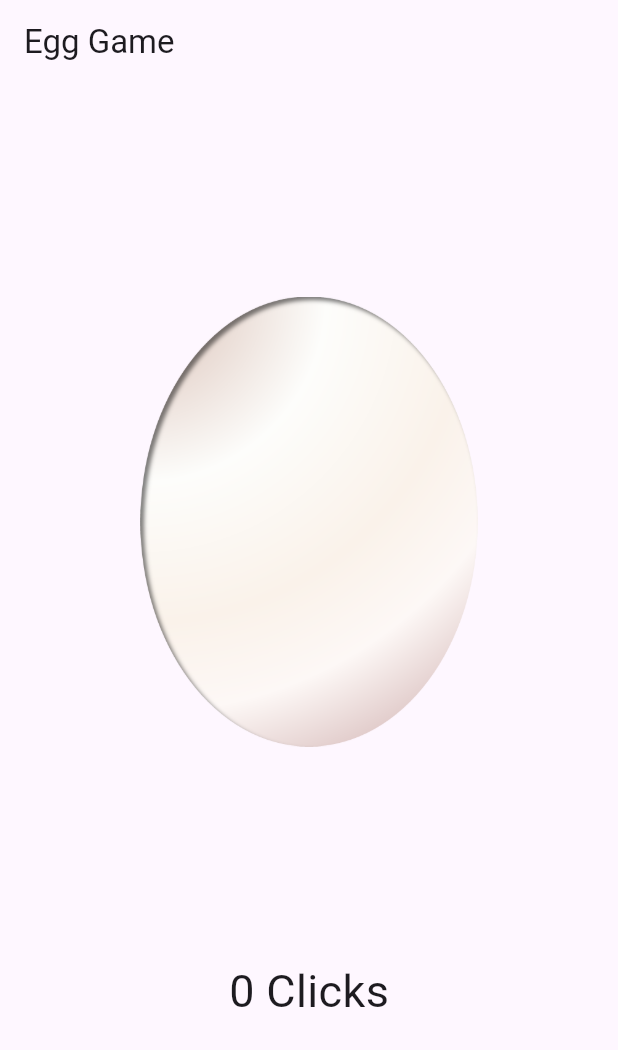
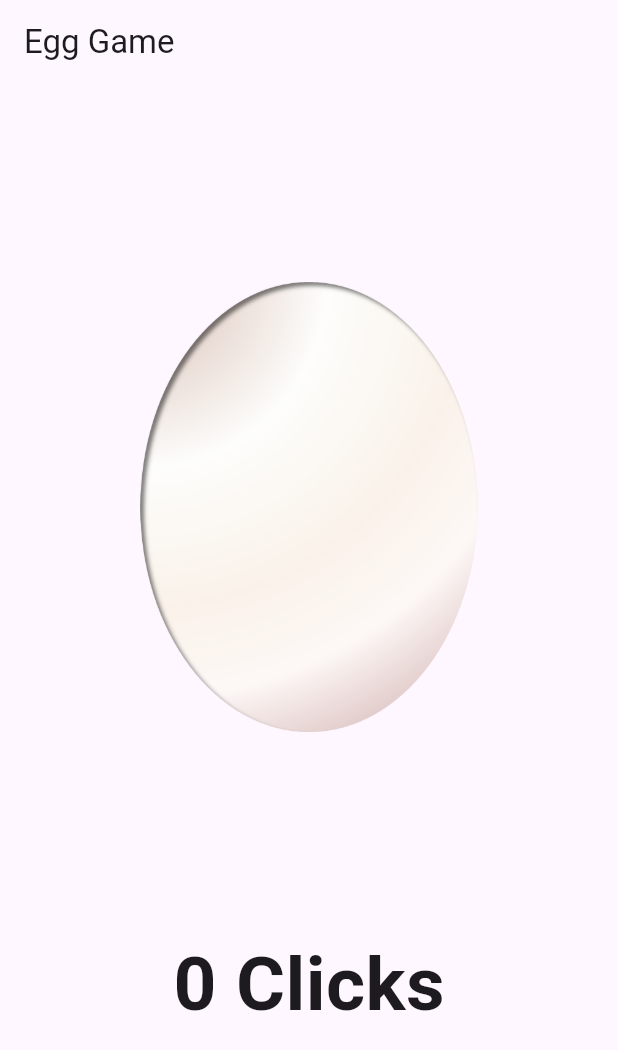
Before and after one commit to heebm/cs_hackathon_flutter_2024, a Flutter app: the screen it shows after launch, on a phone screen of 412 x 824 dp. Shown: the top 1050 px of the screen. Run offline on Flutter 3.47's test engine with Material 3 defaults, Android fonts, the phone set to English and light mode, and no system bars.

Commit message:
Added solution

```diff
--- a/lib/egg_screen.dart
+++ b/lib/egg_screen.dart
@@ -1,6 +1,12 @@
 import 'package:flutter/material.dart';
 
-class EggScreen extends StatelessWidget {
+// Use Stateful Widget rather than Stateless
+class EggScreen extends StatefulWidget {
+  @override
+  State<EggScreen> createState() => _EggScreenState();
+}
+
+class _EggScreenState extends State<EggScreen> {
   int _count = 0;
 
   @override
@@ -16,14 +22,20 @@ class EggScreen extends StatelessWidget {
             GestureDetector(
               child: loadEggImage(),
               onTap: () {
-                _count++;
+                // Wrap the state changes with setState to make it re-render the screen.
+                setState(() {
+                  _count++;
+                });
                 debugPrint('Tapped $_count!');
               },
             ),
             Text(
               "$_count Clicks",
               style: const TextStyle(
-                fontSize: 30,
+                // Increased font size
+                fontSize: 50,
+                // Made the text bold
+                fontWeight: FontWeight.bold,
               ),
             ),
           ],
```
